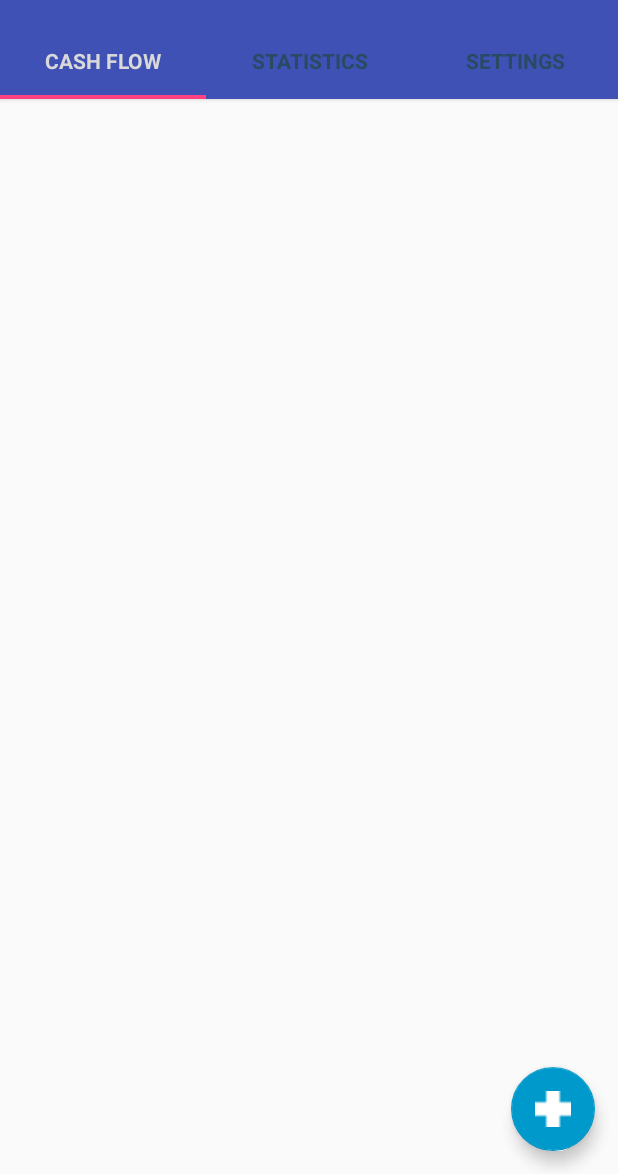
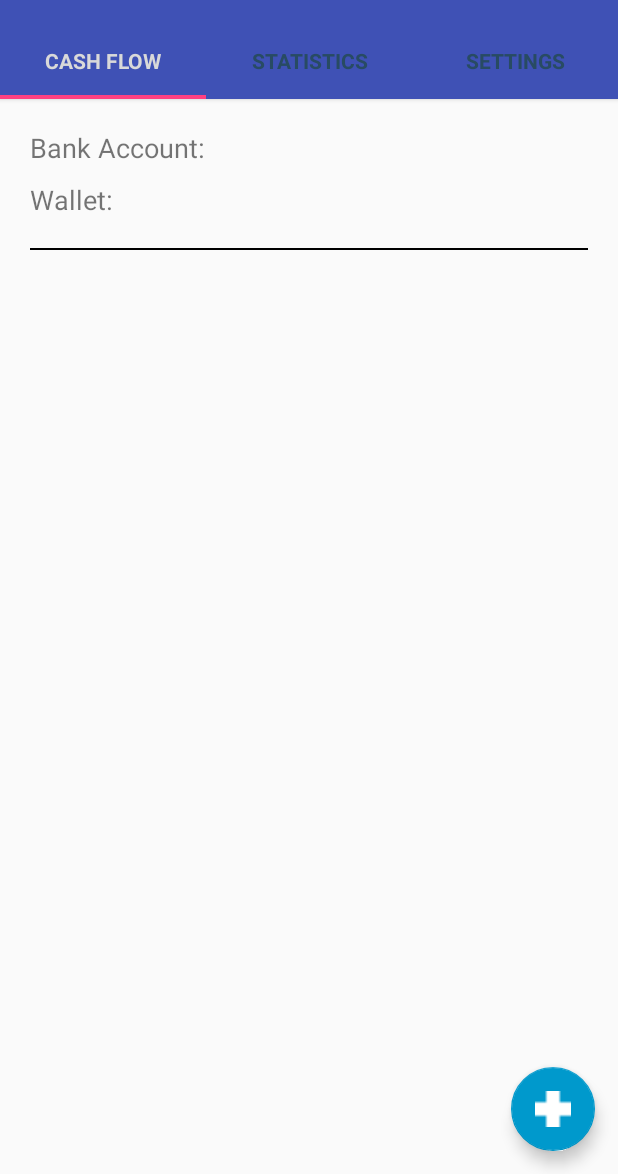
Before and after one commit to rrosatti/cash-bucket, an Android app: the CashFlowFragment screen opened directly, with no data from a screen before it, on a phone screen of 412 x 824 dp, the part 62-1236 px from its top. Run offline under Robolectric (Android 15) with nearby library versions, the light colour scheme and no system bars; 3 statements that could not run were skipped.

Commit message:
add new cash movement type (deposit). Add info about bank account and wallet in Cash Flow tab

```diff
--- a/app/src/main/java/com/example/rodri/cashbucket/activity/NewCashMovementActivity.java
+++ b/app/src/main/java/com/example/rodri/cashbucket/activity/NewCashMovementActivity.java
@@ -1,5 +1,6 @@
 package com.example.rodri.cashbucket.activity;
 
+import android.app.Activity;
 import android.app.DatePickerDialog;
 import android.os.Bundle;
 import android.support.annotation.Nullable;
@@ -136,8 +137,13 @@ public class NewCashMovementActivity extends AppCompatActivity {
                                     dataSource.debit(userId, value);
                                     break;
                                 }
+                                case 4: {
+                                    dataSource.deposit(userId, value);
+                                    break;
+                                }
                             }
-                            Toast.makeText(NewCashMovementActivity.this, "YEAY! " + selectedType, Toast.LENGTH_SHORT).show();
+                            dataSource.close();
+                            setResult(Activity.RESULT_OK);
                             finish();
                         } else {
                             Toast.makeText(NewCashMovementActivity.this, R.string.toast_something_went_wrong,
--- a/app/src/main/java/com/example/rodri/cashbucket/adapter/CashMovementAdapter.java
+++ b/app/src/main/java/com/example/rodri/cashbucket/adapter/CashMovementAdapter.java
@@ -64,6 +64,14 @@ public class CashMovementAdapter extends RecyclerView.Adapter<CashMovementAdapte
         String sDay = String.valueOf(cashMovement.getDay());
         String sMonth = String.valueOf(cashMovement.getMonth());
         String sYear = String.valueOf(cashMovement.getYear());
+
+        if (cashMovement.getDay() < 10) {
+            sDay = "0" + sDay;
+        }
+        if (cashMovement.getMonth() < 10) {
+            sMonth = "0" + sMonth;
+        }
+
         String date = sDay+"/"+sMonth+"/"+sYear;
 
         String value = "R$ " + String.valueOf(cashMovement.getValue());
--- a/app/src/main/java/com/example/rodri/cashbucket/database/MyDataSource.java
+++ b/app/src/main/java/com/example/rodri/cashbucket/database/MyDataSource.java
@@ -427,6 +427,20 @@ public class MyDataSource {
         }
     }
 
+    public boolean deposit(long userId, double value) {
+        // I need to build here a "SQL Transaction"
+        BankAccount bankAccount = getBankAccount(userId);
+        bankAccount.setBalance(bankAccount.getBalance()+value);
+        boolean updated = updateBankAccount(bankAccount.getId(), bankAccount.getBalance());
+
+        if (updated) {
+            return true;
+        } else {
+            System.out.println("Something went wrong!");
+            return false;
+        }
+    }
+
     /** ------------ EXTRA ---------------- */
 
     public boolean isCursorEmpty(Cursor cursor) {
--- a/app/src/main/java/com/example/rodri/cashbucket/fragment/CashFlowFragment.java
+++ b/app/src/main/java/com/example/rodri/cashbucket/fragment/CashFlowFragment.java
@@ -1,5 +1,6 @@
 package com.example.rodri.cashbucket.fragment;
 
+import android.app.Activity;
 import android.content.Intent;
 import android.os.Bundle;
 import android.support.annotation.Nullable;
@@ -10,14 +11,16 @@ import android.support.v7.widget.RecyclerView;
 import android.view.LayoutInflater;
 import android.view.View;
 import android.view.ViewGroup;
-import android.widget.ListView;
+import android.widget.TextView;
 
 import com.example.rodri.cashbucket.R;
 import com.example.rodri.cashbucket.activity.NewCashMovementActivity;
 import com.example.rodri.cashbucket.adapter.CashMovementAdapter;
 import com.example.rodri.cashbucket.database.MyDataSource;
+import com.example.rodri.cashbucket.model.BankAccount;
 import com.example.rodri.cashbucket.model.CashMovement;
 import com.example.rodri.cashbucket.model.Login;
+import com.example.rodri.cashbucket.model.Wallet;
 
 import java.util.ArrayList;
 import java.util.List;
@@ -30,20 +33,20 @@ public class CashFlowFragment extends Fragment{
 
     private RecyclerView listCashFlow;
     private FloatingActionButton btNewCashMovement;
+    private TextView etBankAccount;
+    private TextView etWallet;
     private List<CashMovement> cashMovements;
     private MyDataSource dataSource;
     private CashMovementAdapter adapter;
+    private BankAccount bankAccount;
+    private Wallet wallet;
 
     @Nullable
     @Override
     public View onCreateView(LayoutInflater inflater, @Nullable ViewGroup container, @Nullable Bundle savedInstanceState) {
         View v = inflater.inflate(R.layout.tab_cash_flow, container, false);
-        return v;
-    }
 
-    @Override
-    public void onViewCreated(View view, @Nullable Bundle savedInstanceState) {
-        iniViews(view);
+        iniViews(v);
 
         // setting a LayoutManager to the RecyclerList
         LinearLayoutManager llm = new LinearLayoutManager(getActivity());
@@ -51,11 +54,23 @@ public class CashFlowFragment extends Fragment{
 
         listCashFlow.setAdapter(adapter);
 
+        return v;
+    }
+
+    @Override
+    public void onViewCreated(View view, @Nullable Bundle savedInstanceState) {
+
+        String sBankAccount = "R$ " + String.valueOf(bankAccount.getBalance());
+        String sWallet = "R$ " + String.valueOf(wallet.getBalance());
+
+        etBankAccount.setText(sBankAccount);
+        etWallet.setText(sWallet);
+
         btNewCashMovement.setOnClickListener(new View.OnClickListener() {
             @Override
             public void onClick(View v) {
                 Intent i = new Intent(getActivity(), NewCashMovementActivity.class);
-                startActivity(i);
+                startActivityForResult(i, 1);
             }
         });
 
@@ -64,13 +79,23 @@ public class CashFlowFragment extends Fragment{
     private void iniViews(View v) {
         listCashFlow = (RecyclerView) v.findViewById(R.id.tabCashFlow_list);
         btNewCashMovement = (FloatingActionButton) v.findViewById(R.id.tabCashFlow_btNewCashMovement);
+        etBankAccount = (TextView) v.findViewById(R.id.tabCashFlow_etBankAccount);
+        etWallet = (TextView) v.findViewById(R.id.tabCashFlow_etWallet);
         cashMovements = new ArrayList<>();
         dataSource = new MyDataSource(getActivity());
 
+        getDataFromDatabase();
+    }
+
+    private void getDataFromDatabase() {
         try {
             dataSource.open();
 
-            cashMovements = dataSource.getAllCashMovements(Login.getInstance().getUserId());
+            long userId = Login.getInstance().getUserId();
+
+            cashMovements = dataSource.getAllCashMovements(userId);
+            bankAccount = dataSource.getBankAccount(userId);
+            wallet = dataSource.getWallet(userId);
 
         } catch (Exception e) {
             e.printStackTrace();
@@ -78,6 +103,19 @@ public class CashFlowFragment extends Fragment{
         }
 
         adapter = new CashMovementAdapter(getActivity(), cashMovements);
+    }
 
+    @Override
+    public void onActivityResult(int requestCode, int resultCode, Intent data) {
+        switch (requestCode) {
+            case 1: {
+                if (resultCode == Activity.RESULT_OK) {
+                    System.out.println("I've been here!");
+                    //adapter.notifyDataSetChanged();
+                    getDataFromDatabase();
+                    listCashFlow.setAdapter(adapter);
+                }
+            }
+        }
     }
 }
--- a/app/src/main/res/layout/tab_cash_flow.xml
+++ b/app/src/main/res/layout/tab_cash_flow.xml
@@ -4,10 +4,75 @@
     android:layout_height="match_parent"
     xmlns:app="http://schemas.android.com/apk/res-auto">
 
+    <LinearLayout
+        android:id="@+id/tabCashFlow_container"
+        android:layout_width="match_parent"
+        android:layout_height="wrap_content"
+        android:orientation="vertical"
+        android:padding="20dp">
+
+        <LinearLayout
+            android:layout_width="match_parent"
+            android:layout_height="wrap_content"
+            android:orientation="horizontal">
+
+            <TextView
+                android:layout_width="0dp"
+                android:layout_height="wrap_content"
+                android:text="@string/text_bank_account"
+                android:textSize="8pt"
+                android:layout_weight="3"/>
+
+            <TextView
+                android:id="@+id/tabCashFlow_etBankAccount"
+                android:layout_width="0dp"
+                android:layout_height="wrap_content"
+                android:textSize="8pt"
+                android:layout_weight="1"/>
+
+        </LinearLayout>
+
+        <LinearLayout
+            android:layout_width="match_parent"
+            android:layout_height="wrap_content"
+            android:orientation="horizontal"
+            android:layout_marginTop="10dp">
+
+            <TextView
+                android:layout_width="0dp"
+                android:layout_height="wrap_content"
+                android:text="@string/text_wallet"
+                android:textSize="8pt"
+                android:layout_weight="3"/>
+
+            <TextView
+                android:id="@+id/tabCashFlow_etWallet"
+                android:layout_width="0dp"
+                android:layout_height="wrap_content"
+                android:textSize="8pt"
+                android:layout_weight="1"/>
+
+
+        </LinearLayout>
+
+    </LinearLayout>
+
+
+    <View
+        android:id="@+id/tabCashFlow_viewDivider"
+        android:layout_width="match_parent"
+        android:layout_height="1dp"
+        android:background="#000"
+        android:layout_marginStart="20dp"
+        android:layout_marginEnd="20dp"
+        android:layout_below="@+id/tabCashFlow_container" />
+
     <android.support.v7.widget.RecyclerView
         android:id="@+id/tabCashFlow_list"
         android:layout_width="match_parent"
-        android:layout_height="match_parent" />
+        android:layout_height="match_parent"
+        android:layout_below="@+id/tabCashFlow_viewDivider"
+        android:layout_marginTop="5dp"/>
 
     <android.support.design.widget.FloatingActionButton
         android:id="@+id/tabCashFlow_btNewCashMovement"
--- a/app/src/main/res/values/strings.xml
+++ b/app/src/main/res/values/strings.xml
@@ -42,9 +42,10 @@
         <item>Withdrawal</item>
         <item>Normal Expense</item>
         <item>Debit</item>
+        <item>Deposit</item>
     </string-array>
 
-    <!-- CAsh Movement Images -->
+    <!-- Cash Movement Images -->
     <array name="cash_movement_images">
         <item>@drawable/withdrawal</item>
         <item>@drawable/normal_expense</item>
@@ -52,4 +53,8 @@
         <item>@drawable/deposit</item>
     </array>
 
+    <!-- TextView -->
+    <string name="text_bank_account">Bank Account:</string>
+    <string name="text_wallet">Wallet: </string>
+
 </resources>
```
